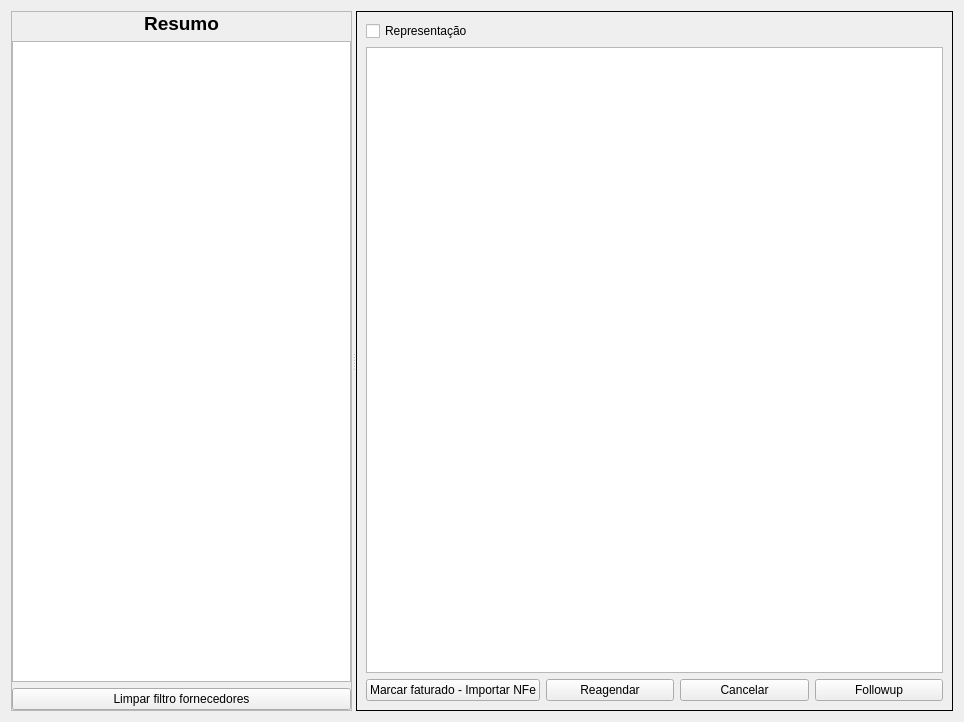
The window that ui/widgetcomprafaturar.ui (darktorres/ERP-STACCATO) describes before a commit, drawn with Qt 5.
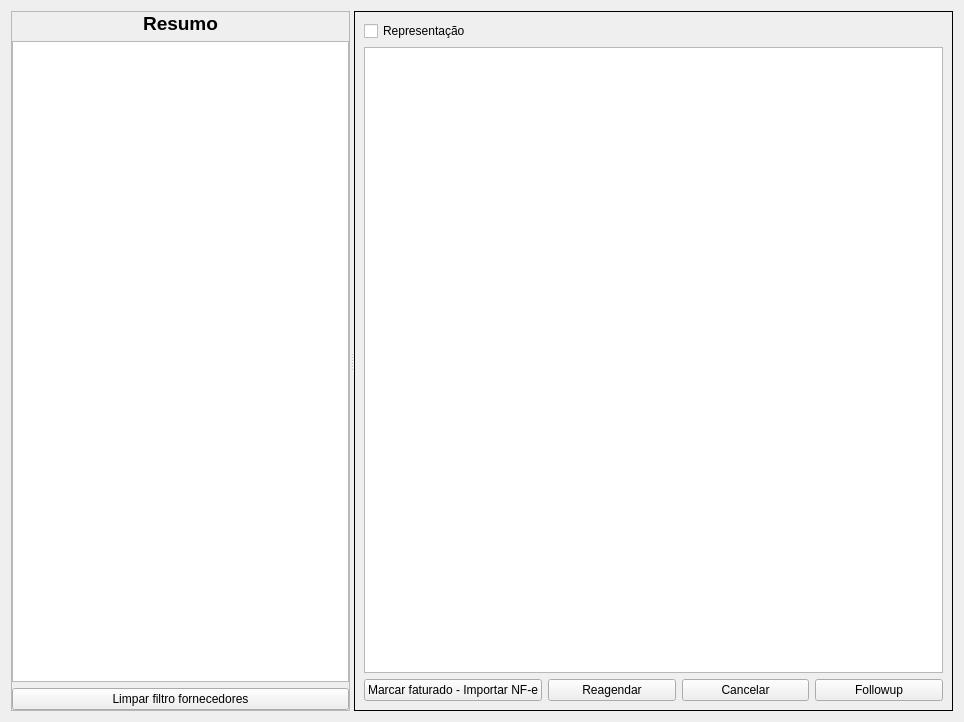
The same window after the commit. Custom widgets are drawn as their Qt base class.

Patch:
```diff
--- a/ui/widgetcomprafaturar.ui
+++ b/ui/widgetcomprafaturar.ui
@@ -44,7 +44,6 @@
          <property name="font">
           <font>
            <pointsize>14</pointsize>
-           <weight>75</weight>
            <bold>true</bold>
           </font>
          </property>
@@ -105,7 +104,7 @@
        <item row="2" column="0">
         <widget class="QPushButton" name="pushButtonMarcarFaturado">
          <property name="text">
-          <string>Marcar faturado - Importar NFe</string>
+          <string>Marcar faturado - Importar NF-e</string>
          </property>
         </widget>
        </item>
```
